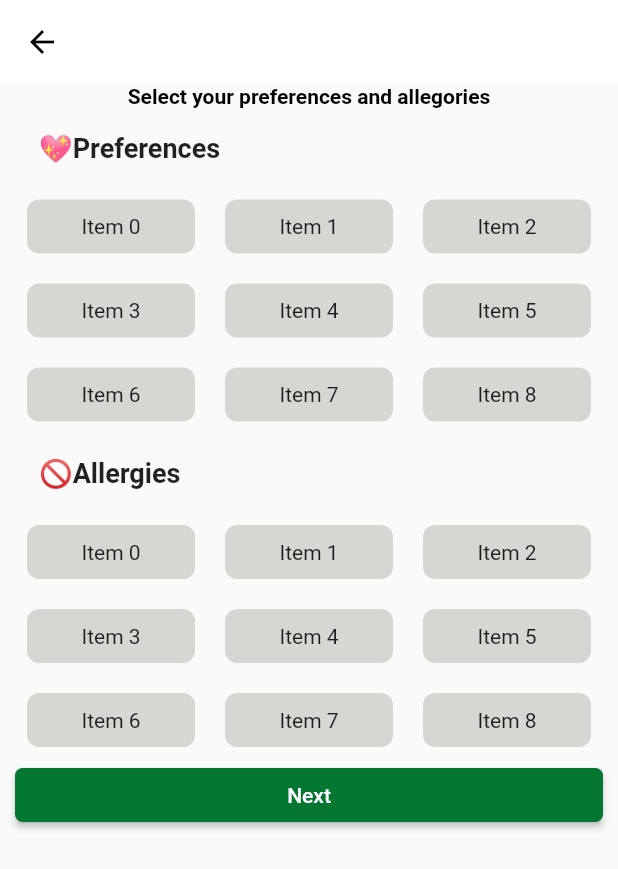
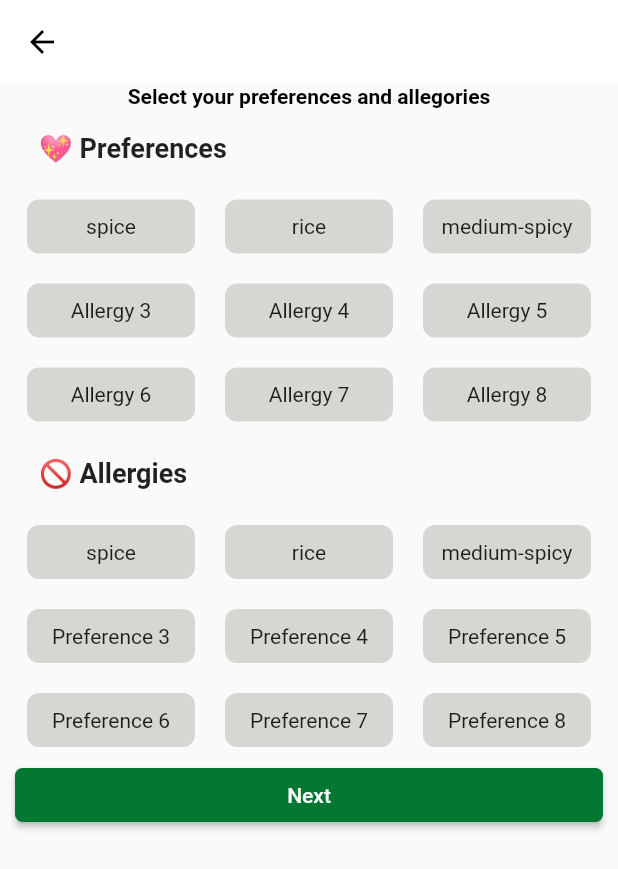
Before and after one commit to AB-GILGAL/FoodIvoire, a Flutter app: the PreferencePage screen opened directly, on a phone screen of 412 x 824 dp. Shown: the top 869 px of the screen. Run offline on Flutter 3.47's test engine with Material 2 defaults, Android fonts, the phone set to English and light mode, and no system bars; our stand-ins replace auto_size_text, country_code_picker, readmore, shared_preferences; accounts and stored records are empty.

Commit message:
preference view

```diff
--- a/lib/presentation/preference.dart
+++ b/lib/presentation/preference.dart
@@ -1,3 +1,4 @@
+import 'package:auto_size_text/auto_size_text.dart';
 import 'package:flutter/material.dart';
 import 'package:flutter_staggered_grid_view/flutter_staggered_grid_view.dart';
 import 'package:provider/provider.dart';
@@ -26,18 +27,18 @@ class PreferencePage extends StatelessWidget {
                 languageProvider.isEnglish
                     ? 'Select your preferences and allegories'
                     : 'Sélectionné vos préfences et allegires',
-                style: TextStyle(
+                style: const TextStyle(
                   color: Colors.black,
                   fontSize: 14,
                   fontWeight: FontWeight.w700,
                 ),
               ),
               _buildDescription(
-                  "💖${languageProvider.isEnglish ? 'Preferences' : 'Préferences'}"),
-              _buildStaggeredGrid(9), // Preference Builder
+                  "💖 ${languageProvider.isEnglish ? 'Preferences' : 'Préferences'}"),
+              _buildStaggeredGrid(9, 'Allergy'), // Preference Builder
               _buildDescription(
-                  "🚫${languageProvider.isEnglish ? 'Allergies' : 'Allégires'}"),
-              _buildStaggeredGrid(9), // Allergies Builder
+                  "🚫 ${languageProvider.isEnglish ? 'Allergies' : 'Allégires'}"),
+              _buildStaggeredGrid(9, 'Preference'), // Allergies Builder
               SizedBox(
                 width: MediaQuery.sizeOf(context).width,
                 child: ElevatedButton(
@@ -77,7 +78,7 @@ class PreferencePage extends StatelessWidget {
     );
   }
 
-  Widget _buildStaggeredGrid(int itemCount) {
+  Widget _buildStaggeredGrid(int itemCount, String label) {
     return StaggeredGridView.countBuilder(
       shrinkWrap: true,
       physics: const NeverScrollableScrollPhysics(),
@@ -92,16 +93,26 @@ class PreferencePage extends StatelessWidget {
         // Build your grid items here
         return Padding(
           padding: const EdgeInsets.all(8.0),
+          child: Flexible(
             child: Container(
-            // color: orange,
+              alignment: Alignment.center,
               padding: const EdgeInsets.all(10),
               decoration: ShapeDecoration(
                 color: grey,
                 shape: RoundedRectangleBorder(
-                  borderRadius: BorderRadius.circular(8)),
+                  borderRadius: BorderRadius.circular(8),
                 ),
-            child: Center(
-              child: Text('Item $index'), // Example: Text widget as child
+              ),
+              child: Text(
+                index == 0
+                    ? 'spice'
+                    : index == 1
+                        ? 'rice'
+                        : index == 2
+                            ? 'medium-spicy'
+                            : '$label $index',
+                maxLines: 1,
+              ),
             ),
           ),
         );
--- a/pubspec.yaml
+++ b/pubspec.yaml
@@ -15,6 +15,7 @@ dependencies:
   provider: ^5.0.0
   shared_preferences: ^2.0.7
   flutter_staggered_grid_view: ^0.4.0
+  auto_size_text: ^3.0.0
 
 dev_dependencies:
   flutter_lints: ^2.0.0
```
Also changed, not shown: pubspec.lock. Lines whose indentation alone changed are shown as unchanged.
